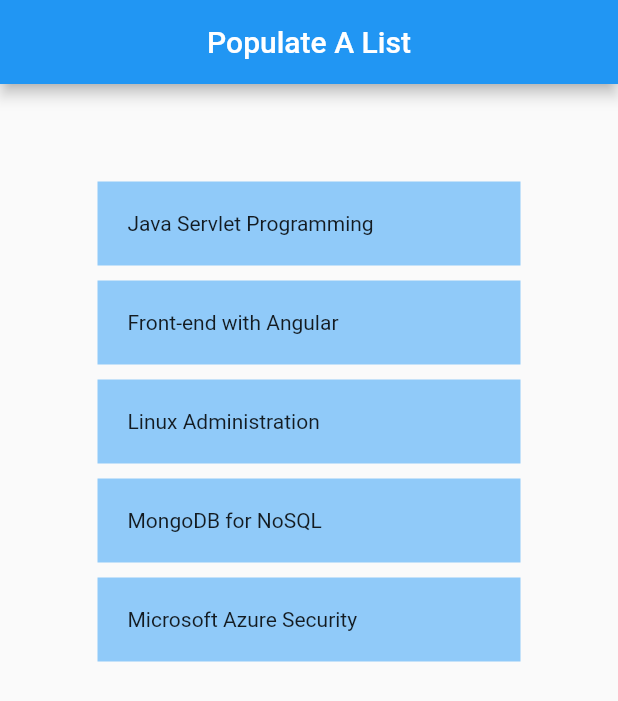
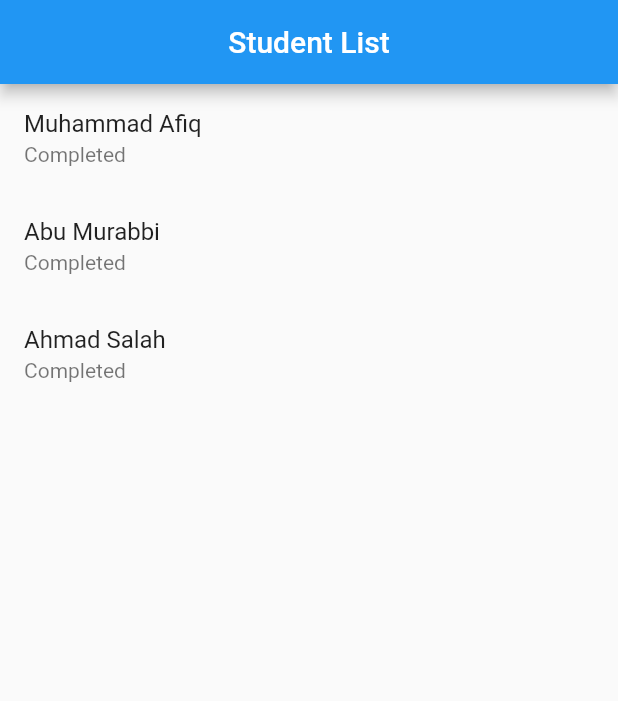
Before and after one commit to apikmeister/stateful_prac, a Flutter app: the screen it shows after launch, on a phone screen of 412 x 824 dp. Shown: the top 701 px of the screen. Run offline on Flutter 3.47's test engine with Material 2 defaults, Android fonts, the phone set to English and light mode, and no system bars.

Commit message:
Refactor student list display

```diff
--- a/lib/main.dart
+++ b/lib/main.dart
@@ -8,36 +8,44 @@ import 'package:flutter/material.dart';
 void main() => runApp(MyApp());
 
 class MyApp extends StatelessWidget {
-  List<String> refBooks = [
-    "Java Servlet Programming",
-    "Front-end with Angular",
-    "Linux Administration",
-    "MongoDB for NoSQL",
-    "Microsoft Azure Security",
-  ];
-
   @override
   Widget build(BuildContext context) {
+    List<Student> students = [
+      Student(name: 'Muhammad Afiq', paymentStatus: 'Completed'),
+      Student(name: 'Ali Ahmad', paymentStatus: 'Pending'),
+      Student(name: 'Abu Murabbi', paymentStatus: 'Completed'),
+      Student(name: 'Ahmad Salah', paymentStatus: 'Completed'),
+      Student(name: 'Mohamad Sane', paymentStatus: 'Pending'),
+    ];
+
     return MaterialApp(
-        title: 'My App',
-        home: Scaffold(
-          appBar: AppBar(
-            title: const Text('Populate A List'),
-            centerTitle: true,
-          ),
-          body: Container(
-            padding: EdgeInsets.all(60),
-            child: ListView(
-              children: refBooks.map((e) {
-                return Container(
-                  child: Text(e),
-                  margin: EdgeInsets.all(5),
-                  padding: EdgeInsets.all(20),
-                  color: Colors.blue[200],
-                );
-              }).toList(),
+      home: MaterialApp(
+          title: 'MyApp',
+          home: Scaffold(
+            appBar: AppBar(
+              title: Text('Student List'),
+              centerTitle: true,
             ),
-          ),
-        ));
+            body: ListView(
+              children: students
+                  .where((e) => e.paymentStatus == 'Completed')
+                  .map((e) => ListTile(
+                        title: Text(e.name),
+                        subtitle: Text(e.paymentStatus),
+                      ))
+                  .toList(),
+            ),
+          )),
+    );
   }
 }
+
+class Student {
+  String name;
+  String paymentStatus;
+
+  Student({
+    required this.name,
+    required this.paymentStatus,
+  });
+}
```
